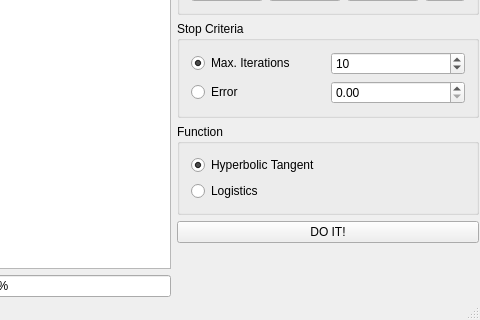
The window that ANN_BP/mainwindow.ui (Akindart/ArtificialNeuralNetwork_BackPropagation) describes before a commit, drawn with Qt 5; both pictures show x 173 to 653 and y 233 to 553 of the 653 by 553 pixel window.
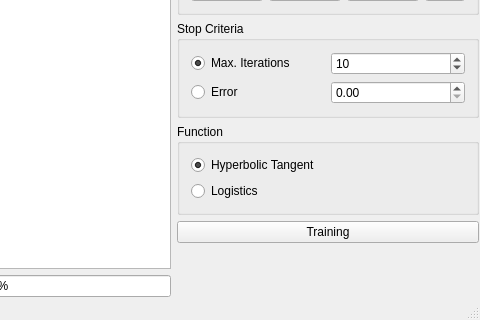
The same window after the commit.

Commit message: correcao em ann_bp.cpp e insecao do acesso ao treinamento na interface

Patch:
```diff
--- a/ANN_BP/mainwindow.ui
+++ b/ANN_BP/mainwindow.ui
@@ -297,7 +297,7 @@
       <item>
        <widget class="QPushButton" name="pushButton_2">
         <property name="text">
-         <string>DO IT!</string>
+         <string>Training</string>
         </property>
        </widget>
       </item>
```
Left out of the diff: 2 changed lines with no effect on the pictures. The commit also changes 3 other files.
